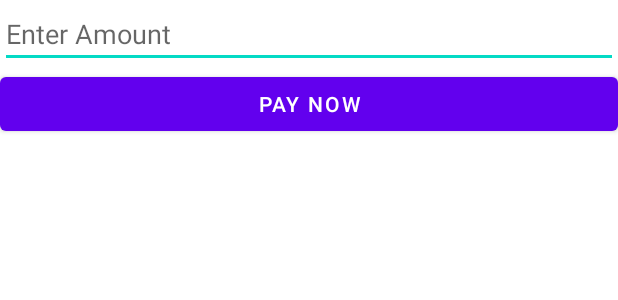
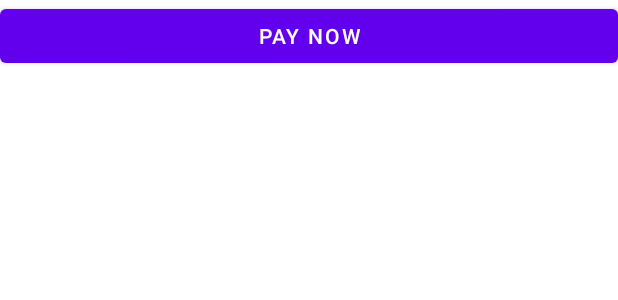
Before and after one commit to SloneckiS/AndroidApp, an Android app: the layout activity_paypal.xml on its own in the app's theme, with its tools: preview values and no code run, on a phone screen of 412 x 824 dp. Shown: the top 300 px of the screen. Run offline under Robolectric (Android 15) with nearby library versions, the phone set to English and light mode, and no system bars.

```diff
--- a/app/src/main/res/layout/activity_paypal.xml
+++ b/app/src/main/res/layout/activity_paypal.xml
@@ -12,11 +12,6 @@
         android:layout_height="match_parent"
         android:orientation="vertical">
 
-        <EditText
-            android:id="@+id/edtAmount"
-            android:hint="Enter Amount"
-            android:layout_width="match_parent"
-            android:layout_height="wrap_content"/>
 
         <Button
             android:id="@+id/btnPayNow"
```
